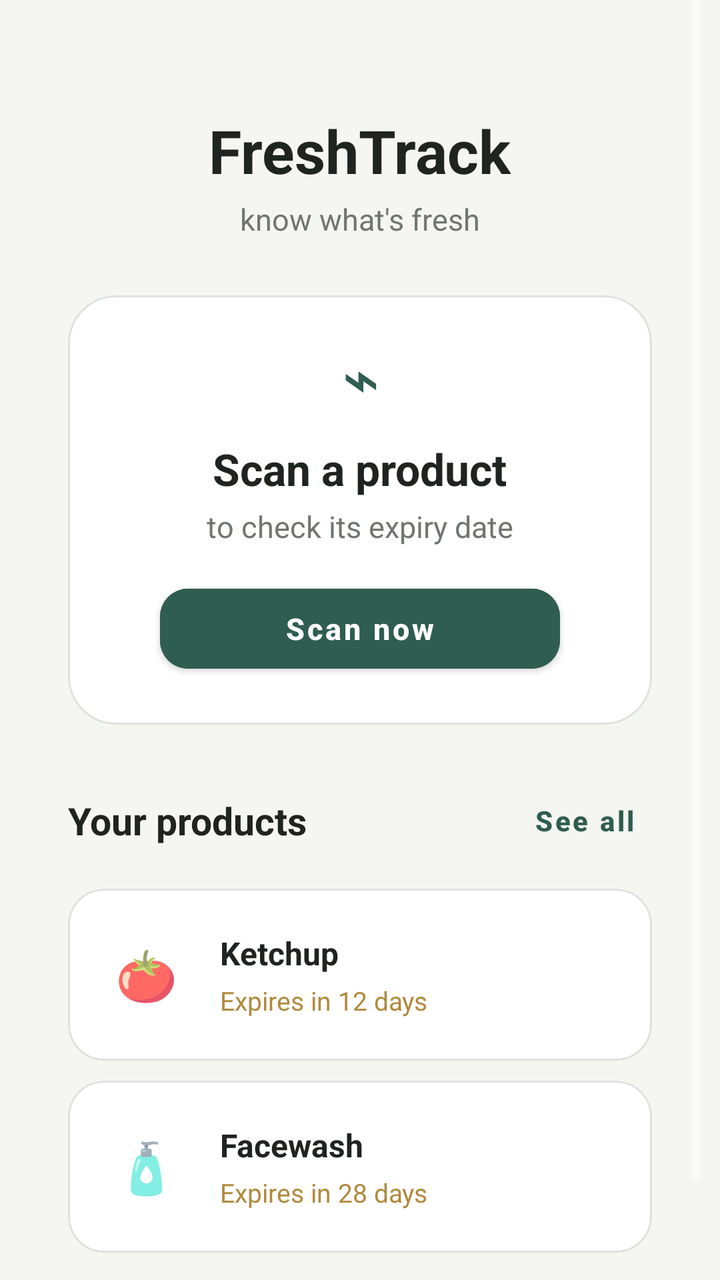
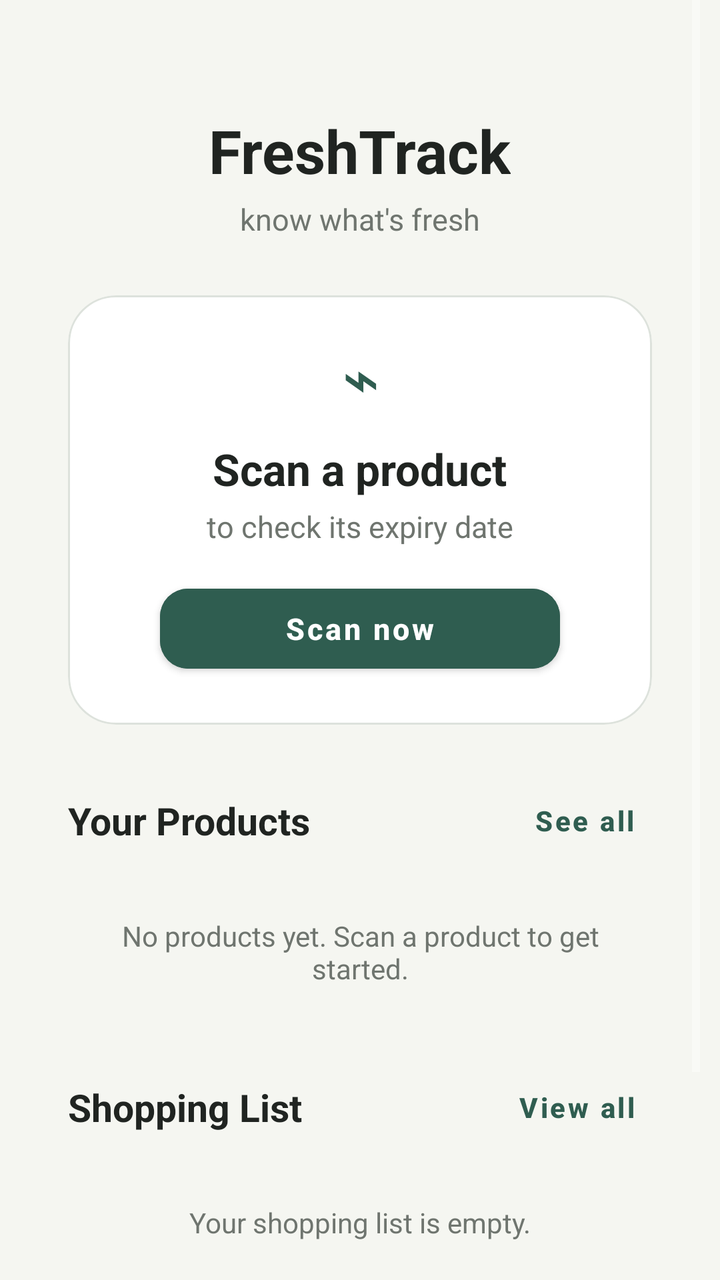

The first picture is an Android layout as it rendered before a commit; the second is the same layout after the commit. The layout source and the unified diff follow.
<!-- AndroidManifest.xml: activity theme Theme.OcrTest -->
<!-- res/layout/activity_main.xml -->
<?xml version="1.0" encoding="utf-8"?>
<FrameLayout
    xmlns:android="http://schemas.android.com/apk/res/android"
    xmlns:app="http://schemas.android.com/apk/res-auto"
    android:layout_width="match_parent"
    android:layout_height="match_parent"
    android:background="@color/background_dark">

    <ScrollView
        android:layout_width="match_parent"
        android:layout_marginStart="10dp"
        android:layout_marginEnd="10dp"
        android:layout_height="match_parent"
        android:background="@color/background_dark"
        android:fillViewport="true">

        <LinearLayout
            android:layout_width="match_parent"
            android:layout_height="wrap_content"
            android:layout_gravity="center_horizontal"
            android:orientation="vertical"
            android:paddingStart="24dp"
            android:paddingTop="55dp"
            android:paddingEnd="24dp"
            android:paddingBottom="32dp">

            
            <TextView
                android:id="@+id/tvAppName"
                android:layout_width="wrap_content"
                android:layout_height="wrap_content"
                android:layout_gravity="center_horizontal"
                android:text="FreshTrack"
                android:textColor="@color/text_primary"
                android:textSize="30sp"
                android:textStyle="bold" />

            
            <TextView
                android:id="@+id/tvSubtitle"
                android:layout_width="wrap_content"
                android:layout_height="wrap_content"
                android:layout_gravity="center_horizontal"
                android:layout_marginTop="4dp"
                android:text="@string/home_subtitle"
                android:textColor="@color/text_secondary"
                android:textSize="15sp" />

            
            <com.google.android.material.card.MaterialCardView
                android:id="@+id/cardScan"
                android:layout_width="match_parent"
                android:layout_height="wrap_content"
                android:layout_marginTop="28dp"
                app:cardBackgroundColor="@color/card_dark"
                app:cardCornerRadius="24dp"
                app:cardElevation="0dp"
                app:strokeColor="@color/border_light"
                app:strokeWidth="1dp">

                <LinearLayout
                    android:layout_width="match_parent"
                    android:layout_height="wrap_content"
                    android:orientation="vertical"
                    android:padding="22dp">

                    <TextView
                        android:layout_width="40dp"
                        android:layout_height="40dp"
                        android:layout_gravity="center_horizontal"
                        android:gravity="center"
                        android:text="⌁"
                        android:textColor="@color/green_primary"
                        android:textSize="30sp"
                        android:textStyle="bold" />

                    <TextView
                        android:layout_width="wrap_content"
                        android:layout_height="wrap_content"
                        android:layout_gravity="center_horizontal"
                        android:layout_marginTop="10dp"
                        android:text="@string/home_scan_title"
                        android:textColor="@color/text_primary"
                        android:textSize="22sp"
                        android:textStyle="bold" />

                    <TextView
                        android:layout_width="wrap_content"
                        android:layout_height="wrap_content"
                        android:layout_gravity="center_horizontal"
                        android:layout_marginTop="4dp"
                        android:text="@string/home_scan_subtitle"
                        android:textColor="@color/text_secondary"
                        android:textSize="15sp" />

                    <com.google.android.material.button.MaterialButton
                        android:id="@+id/btnScanCamera"
                        android:layout_width="200dp"
                        android:layout_height="52dp"
                        android:layout_gravity="center_horizontal"
                        android:layout_marginTop="15dp"
                        android:text="@string/home_scan_now"
                        android:textAllCaps="false"
                        android:textColor="@android:color/white"
                        android:textSize="15sp"
                        android:textStyle="bold"
                        android:backgroundTint="@color/green_primary"
                        app:cornerRadius="14dp" />

                </LinearLayout>
            </com.google.android.material.card.MaterialCardView>

            
            <LinearLayout
                android:layout_width="match_parent"
                android:layout_height="wrap_content"
                android:layout_marginTop="28dp"
                android:gravity="center_vertical"
                android:orientation="horizontal">

                <TextView
                    android:id="@+id/tvProductsTitle"
                    android:layout_width="0dp"
                    android:layout_height="wrap_content"
                    android:layout_weight="1"
                    android:text="@string/home_products_title"
                    android:textColor="@color/text_primary"
                    android:textSize="19sp"
                    android:textStyle="bold" />

                
                <com.google.android.material.button.MaterialButton
                    android:id="@+id/btnMyProducts"
                    android:layout_width="wrap_content"
                    android:layout_height="40dp"
                    android:minWidth="0dp"
                    android:minHeight="0dp"
                    android:insetTop="0dp"
                    android:insetBottom="0dp"
                    android:paddingStart="8dp"
                    android:paddingEnd="8dp"
                    android:text="@string/home_see_all"
                    android:textAllCaps="false"
                    android:textColor="@color/green_primary"
                    android:textSize="14sp"
                    android:textStyle="bold"
                    android:background="@android:color/transparent"
                    app:backgroundTint="@android:color/transparent"
                    app:cornerRadius="12dp"
                    app:elevation="0dp" />

            </LinearLayout>

            
            <LinearLayout
                android:layout_width="match_parent"
                android:layout_height="wrap_content"
                android:layout_marginTop="14dp"
                android:orientation="vertical">

                
                <com.google.android.material.card.MaterialCardView
                    android:id="@+id/cardProductOne"
                    android:layout_width="match_parent"
                    android:layout_height="86dp"
                    android:layout_marginBottom="10dp"
                    app:cardBackgroundColor="@color/card_dark"
                    app:cardCornerRadius="18dp"
                    app:cardElevation="0dp"
                    app:strokeColor="@color/border_light"
                    app:strokeWidth="1dp">

                    <LinearLayout
                        android:layout_width="match_parent"
                        android:layout_height="match_parent"
                        android:gravity="center_vertical"
                        android:orientation="horizontal"
                        android:paddingStart="16dp"
                        android:paddingEnd="16dp">

                        <TextView
                            android:layout_width="46dp"
                            android:layout_height="46dp"
                            android:gravity="center"
                            android:text="🍅"
                            android:textSize="25sp" />

                        <LinearLayout
                            android:layout_width="0dp"
                            android:layout_height="wrap_content"
                            android:layout_weight="1"
                            android:layout_marginStart="14dp"
                            android:orientation="vertical">

                            <TextView
                                android:layout_width="wrap_content"
                                android:layout_height="wrap_content"
                                android:text="Ketchup"
                                android:textColor="@color/text_primary"
                                android:textSize="16sp"
                                android:textStyle="bold" />

                            <TextView
                                android:id="@+id/tvProductOneExpiry"
                                android:layout_width="wrap_content"
                                android:layout_height="wrap_content"
                                android:layout_marginTop="4dp"
                                android:text="@string/home_product_one_expiry"
                                android:textColor="@color/warning_amber"
                                android:textSize="13sp" />

                        </LinearLayout>
                    </LinearLayout>

                </com.google.android.material.card.MaterialCardView>

                
                <com.google.android.material.card.MaterialCardView
                    android:id="@+id/cardProductTwo"
                    android:layout_width="match_parent"
                    android:layout_height="86dp"
                    app:cardBackgroundColor="@color/card_dark"
                    app:cardCornerRadius="18dp"
                    app:cardElevation="0dp"
                    app:strokeColor="@color/border_light"
                    app:strokeWidth="1dp">

                    <LinearLayout
                        android:layout_width="match_parent"
                        android:layout_height="match_parent"
                        android:gravity="center_vertical"
                        android:orientation="horizontal"
                        android:paddingStart="16dp"
                        android:paddingEnd="16dp">

                        <TextView
                            android:layout_width="46dp"
                            android:layout_height="46dp"
                            android:gravity="center"
                            android:text="🧴"
                            android:textSize="25sp" />

                        <LinearLayout
                            android:layout_width="0dp"
                            android:layout_height="wrap_content"
                            android:layout_weight="1"
                            android:layout_marginStart="14dp"
                            android:orientation="vertical">

                            <TextView
                                android:layout_width="wrap_content"
                                android:layout_height="wrap_content"
                                android:text="Facewash"
                                android:textColor="@color/text_primary"
                                android:textSize="16sp"
                                android:textStyle="bold" />

                            <TextView
                                android:id="@+id/tvProductTwoExpiry"
                                android:layout_width="wrap_content"
                                android:layout_height="wrap_content"
                                android:layout_marginTop="4dp"
                                android:text="@string/home_product_two_expiry"
                                android:textColor="@color/warning_amber"
                                android:textSize="13sp" />

                        </LinearLayout>
                    </LinearLayout>

                </com.google.android.material.card.MaterialCardView>

            </LinearLayout>

            
            <TextView
                android:id="@+id/tvStatus"
                android:layout_width="match_parent"
                android:layout_height="wrap_content"
                android:layout_marginTop="18dp"
                android:gravity="center"
                android:text=""
                android:textColor="@color/text_secondary"
                android:textSize="13sp" />

        </LinearLayout>
    </ScrollView>

</FrameLayout>
<!-- resources referenced by this layout -->
<resources>
  <color name="background_dark">#F5F6F1</color>
  <color name="border_light">#DDE2DC</color>
  <color name="card_dark">#FFFFFF</color>
  <color name="green_primary">#2F5D50</color>
  <color name="text_primary">#202421</color>
  <color name="text_secondary">#6F756F</color>
  <color name="warning_amber">#B08A3E</color>
  <string name="home_product_one_expiry">Expires in 12 days</string>
  <string name="home_product_two_expiry">Expires in 28 days</string>
  <string name="home_products_title">Your products</string>
  <string name="home_scan_now">Scan now</string>
  <string name="home_scan_subtitle">to check its expiry date</string>
  <string name="home_scan_title">Scan a product</string>
  <string name="home_see_all">See all</string>
  <string name="home_subtitle">know what\'s fresh</string>
  <style name="Theme.OcrTest" parent="Theme.MaterialComponents.NoActionBar">
  
          <item name="colorPrimary">@color/green_primary</item>
          <item name="colorPrimaryVariant">@color/green_primary</item>
          <item name="colorOnPrimary">@color/background_dark</item>
          <item name="colorSecondary">@color/green_primary</item>
          <item name="colorSurface">@color/surface_dark</item>
  
          <item name="android:colorBackground">@color/background_dark</item>
          <item name="android:colorAccent">@color/green_primary</item>
  
          <item name="colorOnSurface">@color/text_primary</item>
  
      </style>
  <color name="surface_dark">#ECEFEA</color>
</resources>

<!-- the commit's change to res/layout/activity_main.xml (unified diff, before → after) -->
@@ -8,16 +8,15 @@
 
     <ScrollView
         android:layout_width="match_parent"
+        android:layout_height="match_parent"
         android:layout_marginStart="10dp"
         android:layout_marginEnd="10dp"
-        android:layout_height="match_parent"
         android:background="@color/background_dark"
         android:fillViewport="true">
 
         <LinearLayout
             android:layout_width="match_parent"
             android:layout_height="wrap_content"
-            android:layout_gravity="center_horizontal"
             android:orientation="vertical"
             android:paddingStart="24dp"
             android:paddingTop="55dp"
@@ -99,12 +98,12 @@
                         android:layout_height="52dp"
                         android:layout_gravity="center_horizontal"
                         android:layout_marginTop="15dp"
+                        android:backgroundTint="@color/green_primary"
                         android:text="@string/home_scan_now"
                         android:textAllCaps="false"
                         android:textColor="@android:color/white"
                         android:textSize="15sp"
                         android:textStyle="bold"
-                        android:backgroundTint="@color/green_primary"
                         app:cornerRadius="14dp" />
 
                 </LinearLayout>
@@ -123,12 +122,11 @@
                     android:layout_width="0dp"
                     android:layout_height="wrap_content"
                     android:layout_weight="1"
-                    android:text="@string/home_products_title"
+                    android:text="Your Products"
                     android:textColor="@color/text_primary"
                     android:textSize="19sp"
                     android:textStyle="bold" />
 
-                
                 <com.google.android.material.button.MaterialButton
                     android:id="@+id/btnMyProducts"
                     android:layout_width="wrap_content"
@@ -153,123 +151,98 @@
 
             
             <LinearLayout
-                android:layout_width="match_parent"
-                android:layout_height="wrap_content"
-                android:layout_marginTop="14dp"
+                android:id="@+id/layoutRecentProducts"
+                android:layout_width="match_parent"
+                android:layout_height="wrap_content"
+                android:layout_marginTop="12dp"
                 android:orientation="vertical">
 
                 
-                <com.google.android.material.card.MaterialCardView
-                    android:id="@+id/cardProductOne"
+                <TextView
+                    android:id="@+id/tvRecentProductsEmpty"
                     android:layout_width="match_parent"
-                    android:layout_height="86dp"
-                    android:layout_marginBottom="10dp"
-                    app:cardBackgroundColor="@color/card_dark"
-                    app:cardCornerRadius="18dp"
-                    app:cardElevation="0dp"
-                    app:strokeColor="@color/border_light"
-                    app:strokeWidth="1dp">
-
-                    <LinearLayout
-                        android:layout_width="match_parent"
-                        android:layout_height="match_parent"
-                        android:gravity="center_vertical"
-                        android:orientation="horizontal"
-                        android:paddingStart="16dp"
-                        android:paddingEnd="16dp">
-
-                        <TextView
-                            android:layout_width="46dp"
-                            android:layout_height="46dp"
-                            android:gravity="center"
-                            android:text="🍅"
-                            android:textSize="25sp" />
-
-                        <LinearLayout
-                            android:layout_width="0dp"
-                            android:layout_height="wrap_content"
-                            android:layout_weight="1"
-                            android:layout_marginStart="14dp"
-                            android:orientation="vertical">
-
-                            <TextView
-                                android:layout_width="wrap_content"
-                                android:layout_height="wrap_content"
-                                android:text="Ketchup"
-                                android:textColor="@color/text_primary"
-                                android:textSize="16sp"
-                                android:textStyle="bold" />
-
-                            <TextView
-                                android:id="@+id/tvProductOneExpiry"
-                                android:layout_width="wrap_content"
-                                android:layout_height="wrap_content"
-                                android:layout_marginTop="4dp"
-                                android:text="@string/home_product_one_expiry"
-                                android:textColor="@color/warning_amber"
-                                android:textSize="13sp" />
-
-                        </LinearLayout>
-                    </LinearLayout>
-
-                </com.google.android.material.card.MaterialCardView>
-
-                
-                <com.google.android.material.card.MaterialCardView
-                    android:id="@+id/cardProductTwo"
+                    android:layout_height="wrap_content"
+                    android:padding="16dp"
+                    android:gravity="center"
+                    android:text="No products yet. Scan a product to get started."
+                    android:textColor="@color/text_secondary"
+                    android:textSize="14sp" />
+
+            </LinearLayout>
+
+            
+            <LinearLayout
+                android:layout_width="match_parent"
+                android:layout_height="wrap_content"
+                android:layout_marginTop="24dp"
+                android:gravity="center_vertical"
+                android:orientation="horizontal">
+
+                <TextView
+                    android:id="@+id/tvShoppingListTitle"
+                    android:layout_width="0dp"
+                    android:layout_height="wrap_content"
+                    android:layout_weight="1"
+                    android:text="Shopping List"
+                    android:textColor="@color/text_primary"
+                    android:textSize="19sp"
+                    android:textStyle="bold" />
+
+                <com.google.android.material.button.MaterialButton
+                    android:id="@+id/btnViewShoppingList"
+                    android:layout_width="wrap_content"
+                    android:layout_height="40dp"
+                    android:minWidth="0dp"
+                    android:minHeight="0dp"
+                    android:insetTop="0dp"
+                    android:insetBottom="0dp"
+                    android:paddingStart="8dp"
+                    android:paddingEnd="8dp"
+                    android:text="View all"
+                    android:textAllCaps="false"
+                    android:textColor="@color/green_primary"
+                    android:textSize="14sp"
+                    android:textStyle="bold"
+                    android:background="@android:color/transparent"
+                    app:backgroundTint="@android:color/transparent"
+                    app:cornerRadius="12dp"
+                    app:elevation="0dp" />
+
+            </LinearLayout>
+
+            
+            <LinearLayout
+                android:id="@+id/layoutShoppingPreview"
+                android:layout_width="match_parent"
+                android:layout_height="wrap_content"
+                android:layout_marginTop="12dp"
+                android:orientation="vertical">
+
+                <TextView
+                    android:id="@+id/tvShoppingListEmpty"
                     android:layout_width="match_parent"
-                    android:layout_height="86dp"
-                    app:cardBackgroundColor="@color/card_dark"
-                    app:cardCornerRadius="18dp"
-                    app:cardElevation="0dp"
-                    app:strokeColor="@color/border_light"
-                    app:strokeWidth="1dp">
-
-                    <LinearLayout
-                        android:layout_width="match_parent"
-                        android:layout_height="match_parent"
-                        android:gravity="center_vertical"
-                        android:orientation="horizontal"
-                        android:paddingStart="16dp"
-                        android:paddingEnd="16dp">
-
-                        <TextView
-                            android:layout_width="46dp"
-                            android:layout_height="46dp"
-                            android:gravity="center"
-                            android:text="🧴"
-                            android:textSize="25sp" />
-
-                        <LinearLayout
-                            android:layout_width="0dp"
-                            android:layout_height="wrap_content"
-                            android:layout_weight="1"
-                            android:layout_marginStart="14dp"
-                            android:orientation="vertical">
-
-                            <TextView
-                                android:layout_width="wrap_content"
-                                android:layout_height="wrap_content"
-                                android:text="Facewash"
-                                android:textColor="@color/text_primary"
-                                android:textSize="16sp"
-                                android:textStyle="bold" />
-
-                            <TextView
-                                android:id="@+id/tvProductTwoExpiry"
-                                android:layout_width="wrap_content"
-                                android:layout_height="wrap_content"
-                                android:layout_marginTop="4dp"
-                                android:text="@string/home_product_two_expiry"
-                                android:textColor="@color/warning_amber"
-                                android:textSize="13sp" />
-
-                        </LinearLayout>
-                    </LinearLayout>
-
-                </com.google.android.material.card.MaterialCardView>
-
-            </LinearLayout>
+                    android:layout_height="wrap_content"
+                    android:padding="16dp"
+                    android:gravity="center"
+                    android:text="Your shopping list is empty."
+                    android:textColor="@color/text_secondary"
+                    android:textSize="14sp" />
+
+            </LinearLayout>
+
+            
+            <com.google.android.material.button.MaterialButton
+                android:id="@+id/btnAddShoppingItem"
+                android:layout_width="match_parent"
+                android:layout_height="50dp"
+                android:layout_marginTop="10dp"
+                android:text="+ Add item"
+                android:textAllCaps="false"
+                android:textColor="@android:color/white"
+                android:textSize="15sp"
+                android:textStyle="bold"
+                android:backgroundTint="@color/green_primary"
+                app:cornerRadius="14dp" />
 
             
             <TextView
<!-- resource entries referenced after the edit -->
@@ -6,10 +6,6 @@
   <color name="green_primary">#2F5D50</color>
   <color name="text_primary">#202421</color>
   <color name="text_secondary">#6F756F</color>
-  <color name="warning_amber">#B08A3E</color>
-  <string name="home_product_one_expiry">Expires in 12 days</string>
-  <string name="home_product_two_expiry">Expires in 28 days</string>
-  <string name="home_products_title">Your products</string>
   <string name="home_scan_now">Scan now</string>
   <string name="home_scan_subtitle">to check its expiry date</string>
   <string name="home_scan_title">Scan a product</string>
